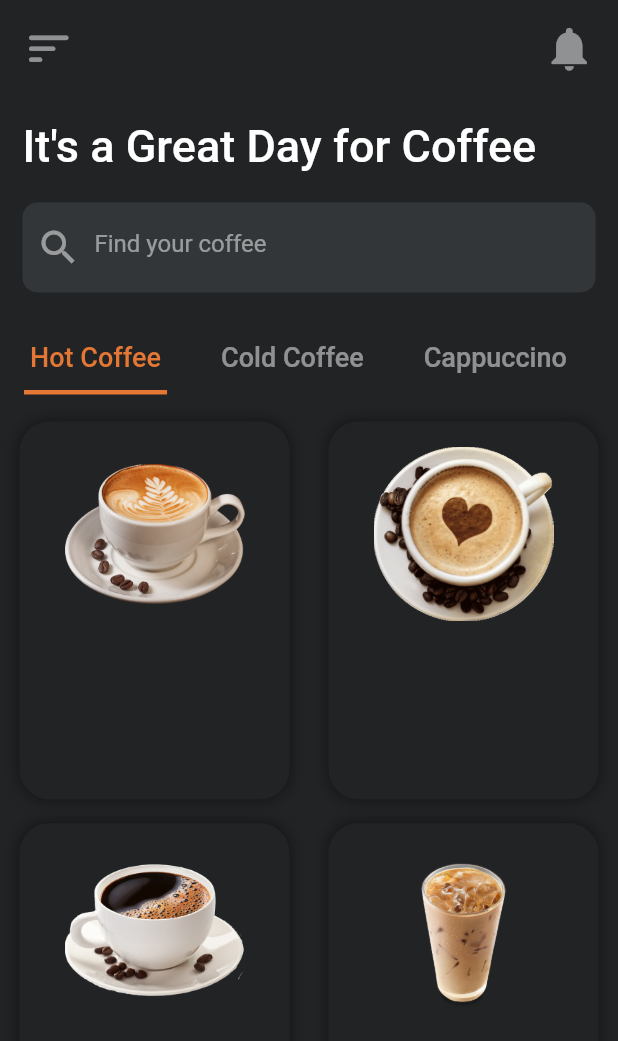
After one commit to loxt/coffe-shop-app, a Flutter app: the screen it shows after launch, after a tap on "Get Started", on a phone screen of 412 x 824 dp. The commit adds this screen. Shown: the top 1041 px of the screen. Run offline on Flutter 3.47's test engine with Material 2 defaults, Android fonts, the phone set to English and light mode, and no system bars; our stand-ins replace google_fonts.

Commit message:
chore(wip): load tab coffees

```diff
--- a/lib/pages/home.dart
+++ b/lib/pages/home.dart
@@ -1,8 +1,142 @@
+import 'package:coffe_shop_app/widgets/item.dart';
 import 'package:flutter/material.dart';
 
-class HomePage extends StatelessWidget {
+class HomePage extends StatefulWidget {
+  @override
+  State<HomePage> createState() => _HomePageState();
+}
+
+class _HomePageState extends State<HomePage>
+    with SingleTickerProviderStateMixin {
+  late TabController _tabController;
+
+  @override
+  void initState() {
+    _tabController = TabController(length: 4, vsync: this, initialIndex: 0);
+    _tabController.addListener(_handleTabSelection);
+    super.initState();
+  }
+
+  _handleTabSelection() {
+    if (_tabController.indexIsChanging) {
+      setState(() {});
+    }
+  }
+
+  @override
+  void dispose() {
+    _tabController.dispose();
+    super.dispose();
+  }
+
   @override
   Widget build(BuildContext context) {
-    return const Scaffold();
+    return Scaffold(
+      body: SafeArea(
+        child: Padding(
+          padding: const EdgeInsets.only(top: 15),
+          child: ListView(
+            children: [
+              Padding(
+                padding: const EdgeInsets.symmetric(horizontal: 15),
+                child: Row(
+                  mainAxisAlignment: MainAxisAlignment.spaceBetween,
+                  children: [
+                    InkWell(
+                      onTap: () {},
+                      child: Icon(
+                        Icons.sort_rounded,
+                        color: Colors.white.withOpacity(0.5),
+                        size: 35,
+                      ),
+                    ),
+                    InkWell(
+                      onTap: () {},
+                      child: Icon(
+                        Icons.notifications,
+                        color: Colors.white.withOpacity(0.5),
+                        size: 35,
+                      ),
+                    )
+                  ],
+                ),
+              ),
+              const SizedBox(
+                height: 30,
+              ),
+              const Padding(
+                padding: EdgeInsets.symmetric(horizontal: 15),
+                child: Text(
+                  "It's a Great Day for Coffee",
+                  style: TextStyle(
+                      color: Colors.white,
+                      fontSize: 30,
+                      fontWeight: FontWeight.w500),
+                ),
+              ),
+              Container(
+                margin:
+                    const EdgeInsets.symmetric(horizontal: 15, vertical: 20),
+                width: MediaQuery.of(context).size.width,
+                height: 60,
+                alignment: Alignment.center,
+                decoration: BoxDecoration(
+                    color: const Color.fromARGB(255, 50, 54, 56),
+                    borderRadius: BorderRadius.circular(10)),
+                child: TextFormField(
+                  decoration: InputDecoration(
+                      border: InputBorder.none,
+                      hintText: "Find your coffee",
+                      prefixIcon: Icon(
+                        Icons.search,
+                        size: 30,
+                        color: Colors.white.withOpacity(0.5),
+                      ),
+                      hintStyle:
+                          TextStyle(color: Colors.white.withOpacity(0.5))),
+                ),
+              ),
+              TabBar(
+                labelColor: const Color(0xFFE57734),
+                unselectedLabelColor: Colors.white.withOpacity(0.5),
+                labelStyle:
+                    TextStyle(fontSize: 18, fontWeight: FontWeight.w500),
+                labelPadding: EdgeInsets.symmetric(horizontal: 20),
+                indicator: const UnderlineTabIndicator(
+                    borderSide: BorderSide(width: 3, color: Color(0xFFE57734)),
+                    insets: EdgeInsets.symmetric(horizontal: 16)),
+                isScrollable: true,
+                controller: _tabController,
+                tabs: [
+                  const Tab(
+                    text: "Hot Coffee",
+                  ),
+                  const Tab(
+                    text: "Cold Coffee",
+                  ),
+                  const Tab(
+                    text: "Cappuccino",
+                  ),
+                  const Tab(
+                    text: "Americano",
+                  ),
+                ],
+              ),
+              const SizedBox(
+                height: 10,
+              ),
+              Center(
+                child: [
+                  ItemWidget(),
+                  ItemWidget(),
+                  ItemWidget(),
+                  ItemWidget(),
+                ][_tabController.index],
+              )
+            ],
+          ),
+        ),
+      ),
+    );
   }
 }
--- a/lib/pages/welcome.dart
+++ b/lib/pages/welcome.dart
@@ -34,8 +34,11 @@ class WelcomePage extends StatelessWidget {
                 const SizedBox(
                   height: 80,
                 ),
-                InkWell(
-                  splashColor: Colors.black,
+                Material(
+                  color: const Color(0xFFE57734),
+                  borderRadius: BorderRadius.circular(10),
+                  child: InkWell(
+                    borderRadius: BorderRadius.circular(10),
                     onTap: () {
                       Navigator.push(
                           context,
@@ -43,13 +46,9 @@ class WelcomePage extends StatelessWidget {
                             builder: (context) => HomePage(),
                           ));
                     },
-                  child: Ink(
                     child: Container(
                       padding: const EdgeInsets.symmetric(
                           vertical: 15, horizontal: 30),
-                      decoration: BoxDecoration(
-                          color: const Color(0xFFE57734),
-                          borderRadius: BorderRadius.circular(12)),
                       child: const Text(
                         "Get Started",
                         style: TextStyle(
--- /dev/null
+++ b/lib/widgets/item.dart
@@ -0,0 +1,52 @@
+import 'package:flutter/material.dart';
+
+class ItemWidget extends StatelessWidget {
+  final List images = [
+    'Latte',
+    'Espresso',
+    'Black Coffee',
+    'Cold Coffee',
+  ];
+
+  @override
+  Widget build(BuildContext context) {
+    return GridView.count(
+      crossAxisCount: 2,
+      physics: const NeverScrollableScrollPhysics(),
+      shrinkWrap: true,
+      childAspectRatio: (150 / 195),
+      children: [
+        for (int i = 0; i < images.length; i++)
+          Container(
+            padding: const EdgeInsets.symmetric(vertical: 5, horizontal: 10),
+            margin: const EdgeInsets.symmetric(vertical: 8, horizontal: 13),
+            decoration: BoxDecoration(
+                borderRadius: BorderRadius.circular(20),
+                color: const Color(0xFF212325),
+                boxShadow: [
+                  BoxShadow(
+                      color: Colors.black.withOpacity(0.4),
+                      spreadRadius: 1,
+                      blurRadius: 8)
+                ]),
+            child: Column(
+              children: [
+                InkWell(
+                  onTap: () {},
+                  child: Container(
+                    margin: const EdgeInsets.all(10),
+                    child: Image.asset(
+                      "images/${images[i]}.png",
+                      width: 120,
+                      height: 120,
+                      fit: BoxFit.contain,
+                    ),
+                  ),
+                )
+              ],
+            ),
+          ),
+      ],
+    );
+  }
+}
```
Also changed, not shown: 3 other files. Lines whose indentation alone changed are shown as unchanged.
